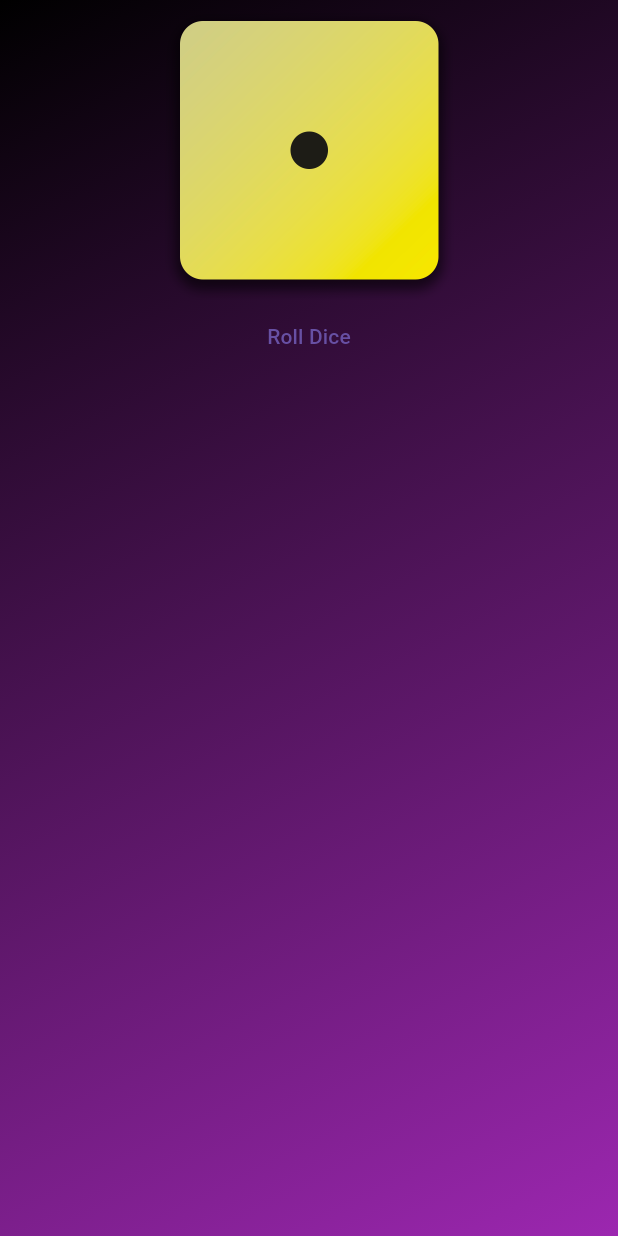
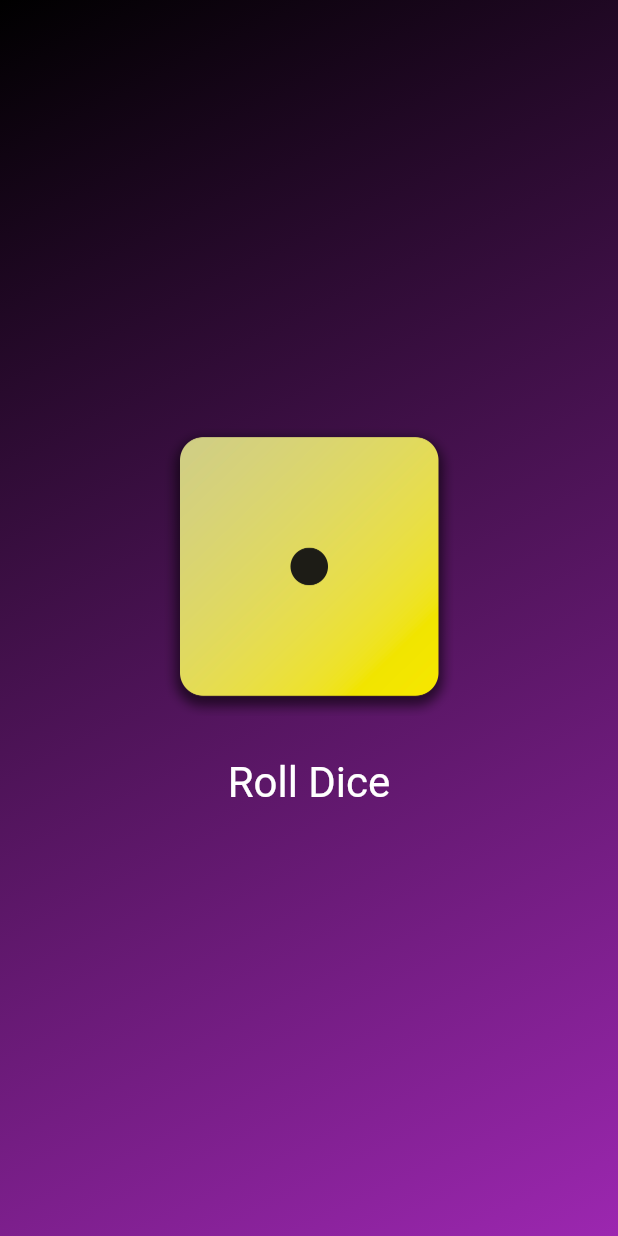
Before and after one commit to anthrofax/roll_dice_app, a Flutter app: the screen it shows after launch, on a phone screen of 412 x 824 dp. Run offline on Flutter 3.47's test engine with Material 3 defaults, Android fonts, the phone set to English and light mode, and no system bars.

Commit message:
Giving text button some style (text button color, font size of text button & Giving space between dice image and text button using Sized Box

```diff
--- a/lib/gradient_container.dart
+++ b/lib/gradient_container.dart
@@ -28,16 +28,26 @@
           gradient: LinearGradient(
               colors: colors, begin: startAlignment, end: endAlignment),
         ),
-        child: Column(
-          children: [
-            Center(
-              child: Image.asset(
+        child: Center(
+          child: Column(
+            mainAxisSize: MainAxisSize.min,
+            children: [
+              Image.asset(
                 'assets/img/dice-1.png',
                 width: 200,
               ),
-            ),
-            TextButton(onPressed: rollDice, child: const Text('Roll Dice'))
-          ],
+              const SizedBox(
+                height: 20,
+              ),
+              TextButton(
+                  onPressed: rollDice,
+                  style: TextButton.styleFrom(
+                      // padding: const EdgeInsets.only(top: 20),
+                      foregroundColor: Colors.white,
+                      textStyle: const TextStyle(fontSize: 28)),
+                  child: const Text('Roll Dice'))
+            ],
+          ),
         ));
   }
 }
```
